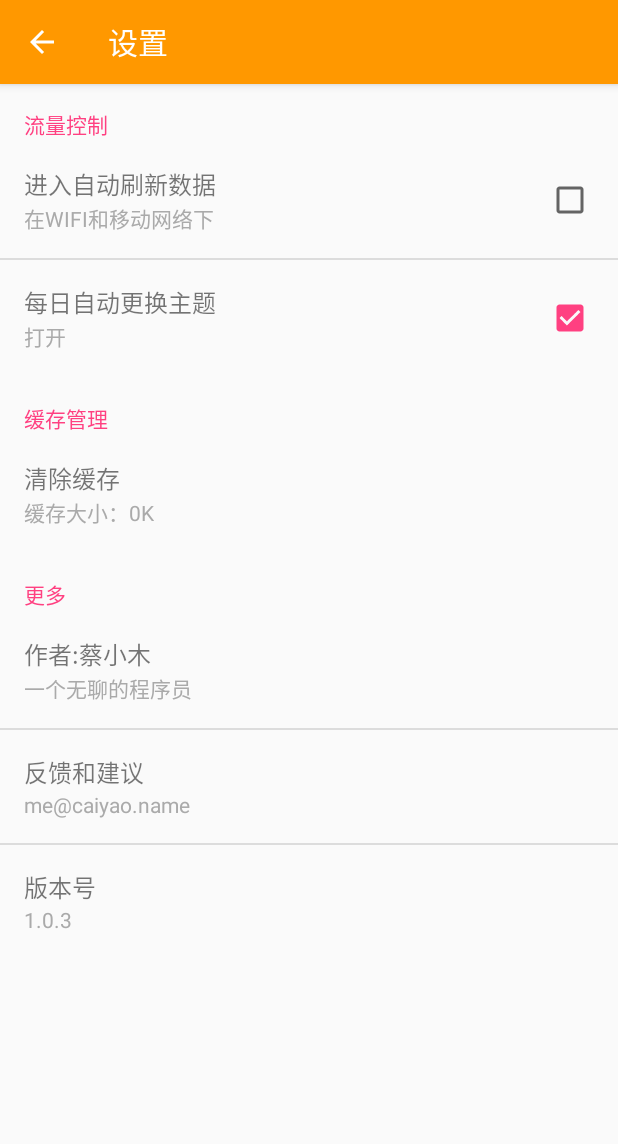
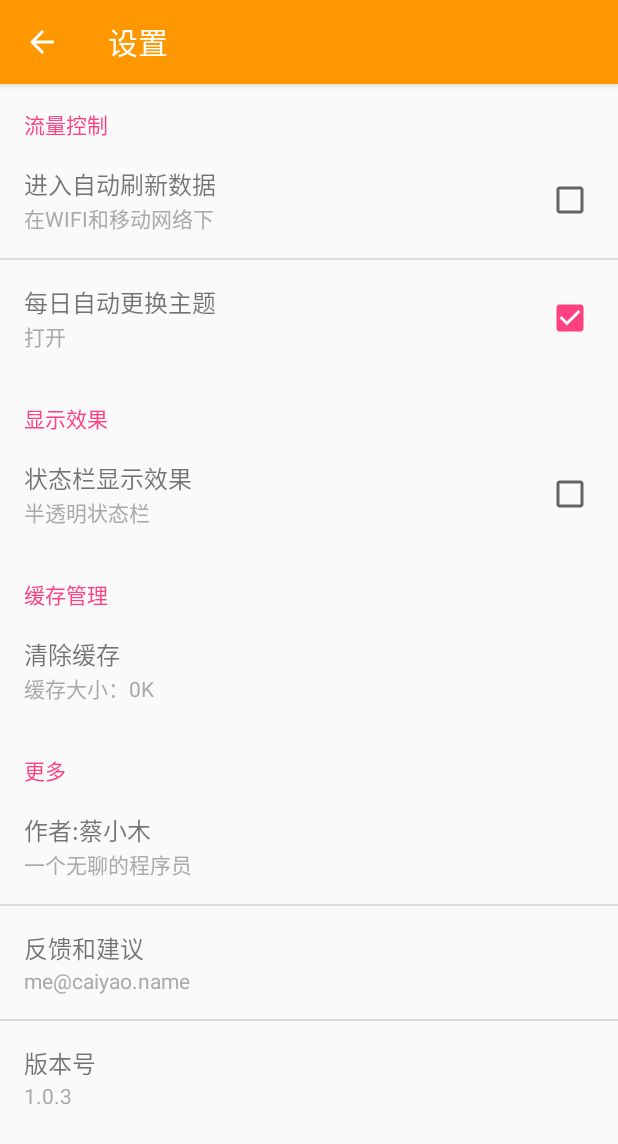
Before and after one commit to tzabcd/MicroReader, an Android app: the SettingsActivity screen opened directly, with no data from a screen before it, on a phone screen of 412 x 824 dp. Shown: the top 1144 px of the screen. Run offline under Robolectric (Android 15) with nearby library versions, the phone set to English and light mode, and no system bars; our stand-ins replace ButterKnife; libraries missing offline, so code that uses them is left out: com.bugtags.library, com.jaeger.library, com.umeng.analytics, rx.android.schedulers, rx.functions and 1 more; 4 statements that could not run were skipped.

Commit message:
彻底解决状态栏

```diff
--- a/app/build.gradle
+++ b/app/build.gradle
@@ -76,7 +76,7 @@ dependencies {
     compile 'com.apkfuns.logutils:library:1.2.2'
     compile 'com.bugtags.library:bugtags-lib:latest.integration'
     compile 'com.umeng.analytics:analytics:latest.integration'
-    compile 'com.readystatesoftware.systembartint:systembartint:1.0.3'
+    compile 'com.jaeger.statusbaruitl:library:1.0.0'
 }
 
 bugtags {
--- a/app/src/main/java/name/caiyao/microreader/config/Config.java
+++ b/app/src/main/java/name/caiyao/microreader/config/Config.java
@@ -12,7 +12,6 @@ import name.caiyao.microreader.R;
  */
 public class Config {
     public static final String TX_APP_KEY = "1ae28fc9dd5afadc696ad94cd59426d8";
-    public static int vibrantColor = Color.parseColor("#FF9800");
 
     public static boolean isRefreshOnlyWifi(Context context) {
         SharedPreferences sharedPreferences = PreferenceManager.getDefaultSharedPreferences(context);
@@ -23,4 +22,9 @@ public class Config {
         SharedPreferences sharedPreferences = PreferenceManager.getDefaultSharedPreferences(context);
         return sharedPreferences.getBoolean(context.getResources().getString(R.string.pre_get_image), true);
     }
+
+    public static boolean isImmersiveMode(Context context){
+        SharedPreferences sharedPreferences = PreferenceManager.getDefaultSharedPreferences(context);
+        return sharedPreferences.getBoolean(context.getString(R.string.pre_status_bar),false);
+    }
 }
--- a/app/src/main/java/name/caiyao/microreader/ui/activity/BaseActivity.java
+++ b/app/src/main/java/name/caiyao/microreader/ui/activity/BaseActivity.java
@@ -1,20 +1,25 @@
 package name.caiyao.microreader.ui.activity;
 
 import android.content.Context;
-import android.os.Build;
+import android.os.Bundle;
+import android.os.PersistableBundle;
 import android.support.v4.content.ContextCompat;
+import android.support.v4.widget.DrawerLayout;
 import android.support.v7.app.AppCompatActivity;
 import android.support.v7.widget.Toolbar;
 import android.view.MotionEvent;
-import android.view.WindowManager;
 
 import com.bugtags.library.Bugtags;
-import com.readystatesoftware.systembartint.SystemBarTintManager;
+import com.jaeger.library.StatusBarUtil;
 import com.umeng.analytics.MobclickAgent;
 
 import name.caiyao.microreader.R;
 import name.caiyao.microreader.config.Config;
+import name.caiyao.microreader.event.StatusBarEvent;
+import name.caiyao.microreader.utils.RxBus;
 import name.caiyao.microreader.utils.SharePreferenceUtil;
+import rx.Subscription;
+import rx.functions.Action1;
 
 public class BaseActivity extends AppCompatActivity {
 
@@ -38,26 +43,39 @@ public class BaseActivity extends AppCompatActivity {
         return super.dispatchTouchEvent(event);
     }
 
-    public void setToolBar(Toolbar toolbar, boolean isChangeStatusBar, boolean isChangeToolbar,boolean marginTop) {
-        Config.vibrantColor = getSharedPreferences(SharePreferenceUtil.SHARED_PREFERENCE_NAME, Context.MODE_PRIVATE).getInt(SharePreferenceUtil.VIBRANT, ContextCompat.getColor(this, R.color.colorPrimary));
-        if (Config.vibrantColor == 0){
-            Config.vibrantColor = ContextCompat.getColor(this, R.color.colorPrimary);
+    public int setToolBar(Toolbar toolbar, boolean isChangeToolbar, boolean isChangeStatusBar, DrawerLayout drawerLayout) {
+        int vibrantColor = getSharedPreferences(SharePreferenceUtil.SHARED_PREFERENCE_NAME, Context.MODE_PRIVATE).getInt(SharePreferenceUtil.VIBRANT, ContextCompat.getColor(this, R.color.colorPrimary));
+        if (vibrantColor == 0) {
+            vibrantColor = ContextCompat.getColor(this, R.color.colorPrimary);
         }
         if (isChangeToolbar)
-            toolbar.setBackgroundColor(Config.vibrantColor);
-        if (Build.VERSION.SDK_INT >= Build.VERSION_CODES.KITKAT) {
-            getWindow().addFlags(WindowManager.LayoutParams.FLAG_TRANSLUCENT_STATUS);
-            getWindow().addFlags(WindowManager.LayoutParams.FLAG_TRANSLUCENT_NAVIGATION);
-            SystemBarTintManager tintManager = new SystemBarTintManager(this);
-            if (isChangeStatusBar){
-                tintManager.setStatusBarTintEnabled(true);
-            }
-            if (marginTop && Build.VERSION.SDK_INT == Build.VERSION_CODES.KITKAT){
-                SystemBarTintManager.SystemBarConfig config = tintManager.getConfig();
-                getWindow().getDecorView().getRootView().setPadding(0, toolbar.getHeight(), config.getPixelInsetRight(), 0);
-            }
-            tintManager.setNavigationBarTintEnabled(true);
-            tintManager.setTintColor(Config.vibrantColor);
+            toolbar.setBackgroundColor(vibrantColor);
+        if (isChangeStatusBar) {
+            if (Config.isImmersiveMode(this))
+                StatusBarUtil.setColorNoTranslucent(this, vibrantColor);
+            else
+                StatusBarUtil.setColor(this,vibrantColor);
         }
+        if (drawerLayout != null){
+            if (Config.isImmersiveMode(this))
+                StatusBarUtil.setColorNoTranslucentForDrawerLayout(this, drawerLayout, vibrantColor);
+            else
+                StatusBarUtil.setColorForDrawerLayout(this, drawerLayout, vibrantColor);
+        }
+        return vibrantColor;
+//        if (Build.VERSION.SDK_INT >= Build.VERSION_CODES.KITKAT) {
+//            getWindow().addFlags(WindowManager.LayoutParams.FLAG_TRANSLUCENT_STATUS);
+//            getWindow().addFlags(WindowManager.LayoutParams.FLAG_TRANSLUCENT_NAVIGATION);
+//            SystemBarTintManager tintManager = new SystemBarTintManager(this);
+//            if (isChangeStatusBar){
+//                tintManager.setStatusBarTintEnabled(true);
+//            }
+//            if (marginTop && Build.VERSION.SDK_INT == Build.VERSION_CODES.KITKAT){
+//                SystemBarTintManager.SystemBarConfig config = tintManager.getConfig();
+//                getWindow().getDecorView().getRootView().setPadding(0, toolbar.getHeight(), config.getPixelInsetRight(), 0);
+//            }
+//            tintManager.setNavigationBarTintEnabled(true);
+//            tintManager.setTintColor(Config.vibrantColor);
+//        }
     }
 }
--- a/app/src/main/java/name/caiyao/microreader/ui/activity/ItHomeActivity.java
+++ b/app/src/main/java/name/caiyao/microreader/ui/activity/ItHomeActivity.java
@@ -54,7 +54,7 @@ public class ItHomeActivity extends BaseActivity {
         if (actionBar != null) {
             actionBar.setDisplayHomeAsUpEnabled(true);
         }
-        setToolBar(toolbar, true, true, false);
+        setToolBar(toolbar, true ,true,null);
         getIthomeArticle();
     }
 
--- a/app/src/main/java/name/caiyao/microreader/ui/activity/SettingsActivity.java
+++ b/app/src/main/java/name/caiyao/microreader/ui/activity/SettingsActivity.java
@@ -6,10 +6,17 @@ import android.support.v7.widget.Toolbar;
 import android.view.View;
 import android.widget.FrameLayout;
 
+import com.jaeger.library.StatusBarUtil;
+
 import butterknife.Bind;
 import butterknife.ButterKnife;
 import name.caiyao.microreader.R;
+import name.caiyao.microreader.config.Config;
+import name.caiyao.microreader.event.StatusBarEvent;
 import name.caiyao.microreader.ui.fragment.SettingsFragment;
+import name.caiyao.microreader.utils.RxBus;
+import rx.Subscription;
+import rx.functions.Action1;
 
 public class SettingsActivity extends BaseActivity {
 
@@ -17,6 +24,8 @@ public class SettingsActivity extends BaseActivity {
     Toolbar toolbar;
     @Bind(R.id.fl_preference)
     FrameLayout flPreference;
+
+    public Subscription rxSubscription;
 
     private SettingsFragment settingsFragment = new SettingsFragment();
 
@@ -37,7 +46,21 @@ public class SettingsActivity extends BaseActivity {
         if (actionBar != null) {
             actionBar.setDisplayHomeAsUpEnabled(true);
         }
-        setToolBar(toolbar,true,true,false);
+        rxSubscription = RxBus.getDefault().toObservable(StatusBarEvent.class)
+                .subscribe(new Action1<StatusBarEvent>() {
+                    @Override
+                    public void call(StatusBarEvent statusBarEvent) {
+                        setToolBar(toolbar, true, false,null);                    }
+                });
+        setToolBar(toolbar,true,true,null);
         getFragmentManager().beginTransaction().replace(R.id.fl_preference, settingsFragment).commit();
     }
+
+    @Override
+    protected void onDestroy() {
+        super.onDestroy();
+        if(!rxSubscription.isUnsubscribed()) {
+            rxSubscription.unsubscribe();
+        }
+    }
 }
--- a/app/src/main/java/name/caiyao/microreader/ui/activity/WeixinNewsActivity.java
+++ b/app/src/main/java/name/caiyao/microreader/ui/activity/WeixinNewsActivity.java
@@ -3,6 +3,7 @@ package name.caiyao.microreader.ui.activity;
 import android.content.Intent;
 import android.content.pm.ActivityInfo;
 import android.os.Bundle;
+import android.support.v4.content.ContextCompat;
 import android.support.v7.app.ActionBar;
 import android.support.v7.widget.Toolbar;
 import android.view.Menu;
@@ -17,11 +18,14 @@ import android.webkit.WebSettings;
 import android.webkit.WebView;
 import android.webkit.WebViewClient;
 
+import com.jaeger.library.StatusBarUtil;
+
 import java.lang.reflect.InvocationTargetException;
 
 import butterknife.Bind;
 import butterknife.ButterKnife;
 import name.caiyao.microreader.R;
+import name.caiyao.microreader.config.Config;
 
 public class WeixinNewsActivity extends BaseActivity {
 
@@ -51,7 +55,7 @@ public class WeixinNewsActivity extends BaseActivity {
         if (actionBar != null) {
             actionBar.setDisplayHomeAsUpEnabled(true);
         }
-        setToolBar(toolbar, true, true, false);
+        setToolBar(toolbar,true,true,null);
         overridePendingTransition(R.anim.zoomin, R.anim.zoomout);
         WebSettings webSettings = wvWeixin.getSettings();
         webSettings.setJavaScriptEnabled(true);
--- a/app/src/main/java/name/caiyao/microreader/ui/fragment/SettingsFragment.java
+++ b/app/src/main/java/name/caiyao/microreader/ui/fragment/SettingsFragment.java
@@ -14,7 +14,9 @@ import name.caiyao.microreader.BuildConfig;
 import name.caiyao.microreader.R;
 import name.caiyao.microreader.api.zhihu.ZhihuRequest;
 import name.caiyao.microreader.bean.UpdateItem;
+import name.caiyao.microreader.event.StatusBarEvent;
 import name.caiyao.microreader.utils.CacheUtil;
+import name.caiyao.microreader.utils.RxBus;
 import rx.Observer;
 import rx.android.schedulers.AndroidSchedulers;
 import rx.schedulers.Schedulers;
@@ -66,6 +68,13 @@ public class SettingsFragment extends PreferenceFragment {
                 } catch (Exception e) {
                     e.printStackTrace();
                 }
+                return true;
+            }
+        });
+        findPreference(getString(R.string.pre_status_bar)).setOnPreferenceChangeListener(new Preference.OnPreferenceChangeListener() {
+            @Override
+            public boolean onPreferenceChange(Preference preference, Object newValue) {
+                RxBus.getDefault().send(new StatusBarEvent());
                 return true;
             }
         });
--- a/app/src/main/res/values/strings.xml
+++ b/app/src/main/res/values/strings.xml
@@ -42,5 +42,6 @@
     <string name="update_no_update">没有更新可用</string>
     <string name="update_no_update_description">没有更新可用，请稍后检查！</string>
     <string name="update_not_show">不再提示此更新</string>
+    <string name="pre_status_bar">pre_status_bar</string>
 
 </resources>
--- a/app/src/main/res/xml/preferences.xml
+++ b/app/src/main/res/xml/preferences.xml
@@ -16,6 +16,16 @@
             android:summaryOff="关闭"
             android:summaryOn="打开"
             android:title="每日自动更换主题" />
+    </PreferenceCategory>
+
+    <PreferenceCategory android:title="显示效果">
+        <CheckBoxPreference
+            android:defaultValue="false"
+            android:key="@string/pre_status_bar"
+            android:layout="@layout/preference_item"
+            android:summaryOff="半透明状态栏"
+            android:summaryOn="沉浸式状态栏"
+            android:title="状态栏显示效果" />
     </PreferenceCategory>
 
     <PreferenceCategory android:title="缓存管理">
```
Also changed, not shown: app/src/main/java/name/caiyao/microreader/event/StatusBarEvent.java (added, +7 -0 lines), app/src/main/java/name/caiyao/microreader/ui/activity/MainActivity.java (+25 -5 lines), app/src/main/java/name/caiyao/microreader/ui/activity/ZhihuStoryActivity.java (+8 -4 lines), app/src/main/java/name/caiyao/microreader/utils/RxBus.java (added, +42 -0 lines).
